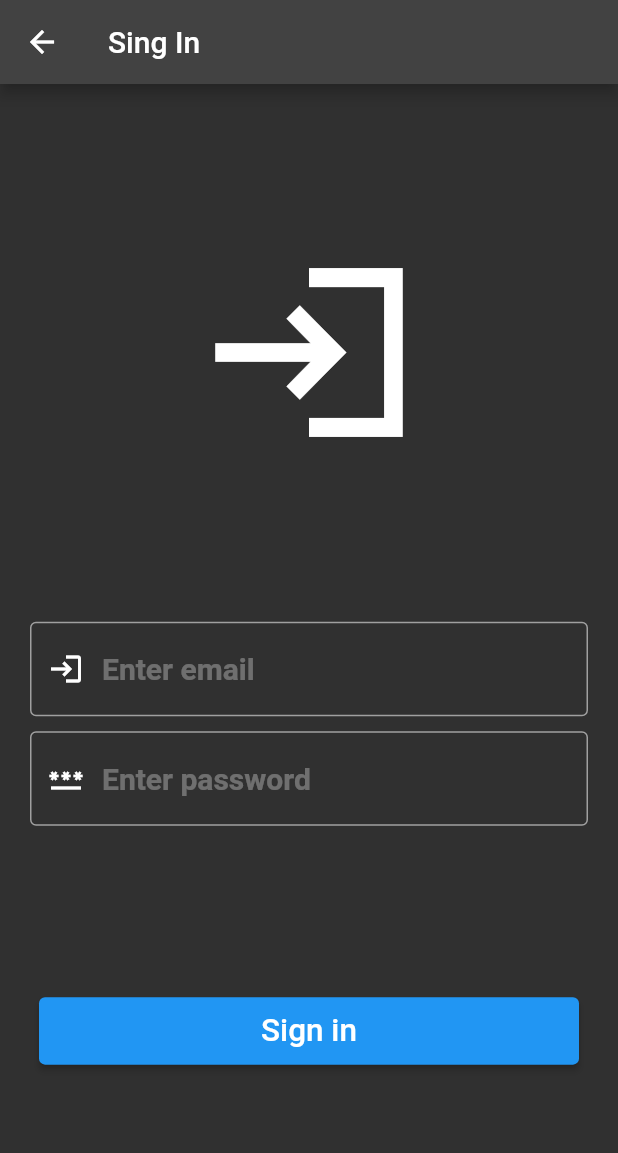
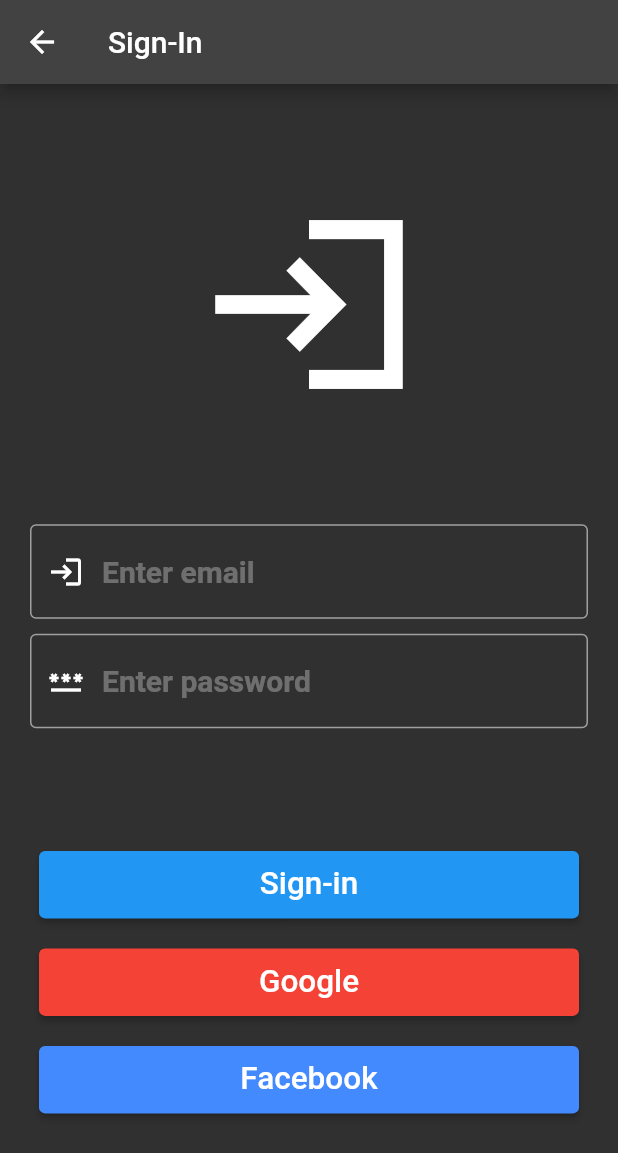
Before and after one commit to DoomHopes/auth_app, a Flutter app: the SignInPage screen opened directly, on a phone screen of 412 x 824 dp. Shown: the top 1153 px of the screen. Run offline on Flutter 3.47's test engine with Material 2 defaults, Android fonts, the phone set to English and light mode, and no system bars; our stand-ins replace bloc, dartz, freezed_annotation.

Commit message:
some change

```diff
--- a/lib/presentation/pages/first_page.dart
+++ b/lib/presentation/pages/first_page.dart
@@ -27,7 +27,8 @@ class FirstPage extends StatelessWidget {
               crossAxisAlignment: CrossAxisAlignment.center,
               children: <Widget>[
                 ButtonWidget(
-                  text: 'Sign up',
+                  color: Colors.blue,
+                  text: 'Sign-up',
                   onClicked: () {
                     Navigator.push(
                       context,
@@ -38,7 +39,8 @@ class FirstPage extends StatelessWidget {
                   },
                 ),
                 ButtonWidget(
-                  text: 'Sign in',
+                  color: Colors.blue,
+                  text: 'Sign-in',
                   onClicked: () {
                     Navigator.push(
                       context,
--- a/lib/presentation/pages/sign_in_page.dart
+++ b/lib/presentation/pages/sign_in_page.dart
@@ -17,7 +17,7 @@ class _SignInPageState extends State<SignInPage> {
   Widget build(BuildContext context) {
     return Scaffold(
       appBar: AppBar(
-        title: const Text('Sing In'),
+        title: const Text('Sign-In'),
       ),
       body: Column(
         crossAxisAlignment: CrossAxisAlignment.center,
@@ -38,10 +38,31 @@ class _SignInPageState extends State<SignInPage> {
                   _passwordController, true),
             ],
           ),
-          ButtonWidget(
-            text: 'Sign in',
-            onClicked: () {},
-          ),
+          Column(
+            children: <Widget>[
+              ButtonWidget(
+                color: Colors.blue,
+                text: 'Sign-in',
+                onClicked: () {
+                  // todo sign-in
+                },
+              ),
+              ButtonWidget(
+                color: Colors.red,
+                text: 'Google',
+                onClicked: () {
+                  // todo sign-in with google
+                },
+              ),
+              ButtonWidget(
+                color: Colors.blueAccent,
+                text: 'Facebook',
+                onClicked: () {
+                  // todo sign-in with facebook
+                },
+              ),
+            ],
+          )
         ],
       ),
     );
--- a/lib/presentation/pages/sing_up_page.dart
+++ b/lib/presentation/pages/sing_up_page.dart
@@ -16,7 +16,7 @@ class _SignUpPageState extends State<SignUpPage> {
   Widget build(BuildContext context) {
     return Scaffold(
       appBar: AppBar(
-        title: const Text('Sing Up'),
+        title: const Text('Sign-up'),
       ),
       body: Column(
         crossAxisAlignment: CrossAxisAlignment.center,
@@ -38,6 +38,7 @@ class _SignUpPageState extends State<SignUpPage> {
             ],
           ),
           ButtonWidget(
+            color: Colors.blue,
             text: 'Register',
             onClicked: () {},
           ),
--- a/lib/presentation/widgets/button.dart
+++ b/lib/presentation/widgets/button.dart
@@ -3,11 +3,13 @@ import 'package:flutter/material.dart';
 class ButtonWidget extends StatelessWidget {
   final String text;
   final VoidCallback onClicked;
+  final Color color;
 
   const ButtonWidget({
     Key? key,
     required this.text,
     required this.onClicked,
+    required this.color,
   }) : super(key: key);
 
   @override
@@ -17,6 +19,9 @@ class ButtonWidget extends StatelessWidget {
       height: 65,
       width: 400,
       child: ElevatedButton(
+        style: ElevatedButton.styleFrom(
+          primary: color,
+        ),
         child: Text(
           text,
           style: const TextStyle(fontSize: 21),
```
